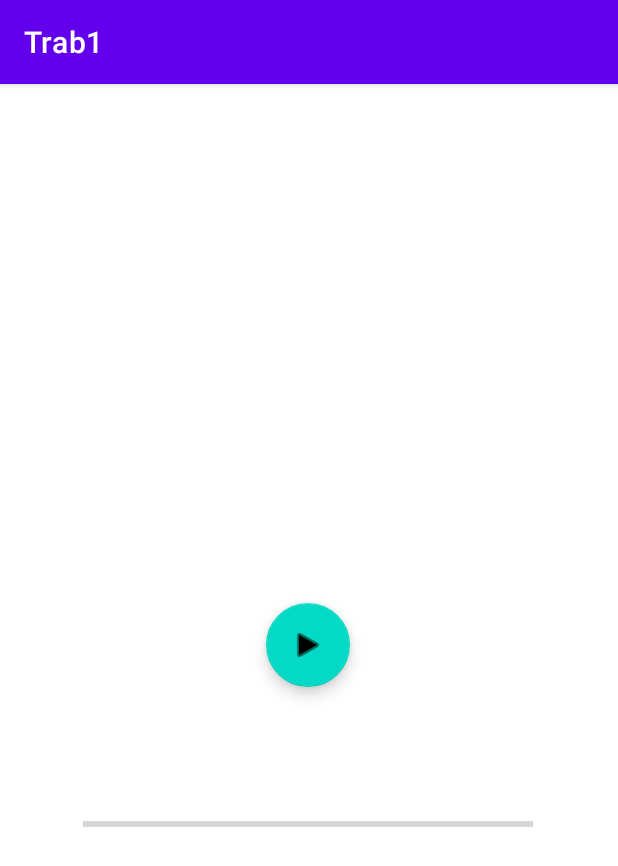
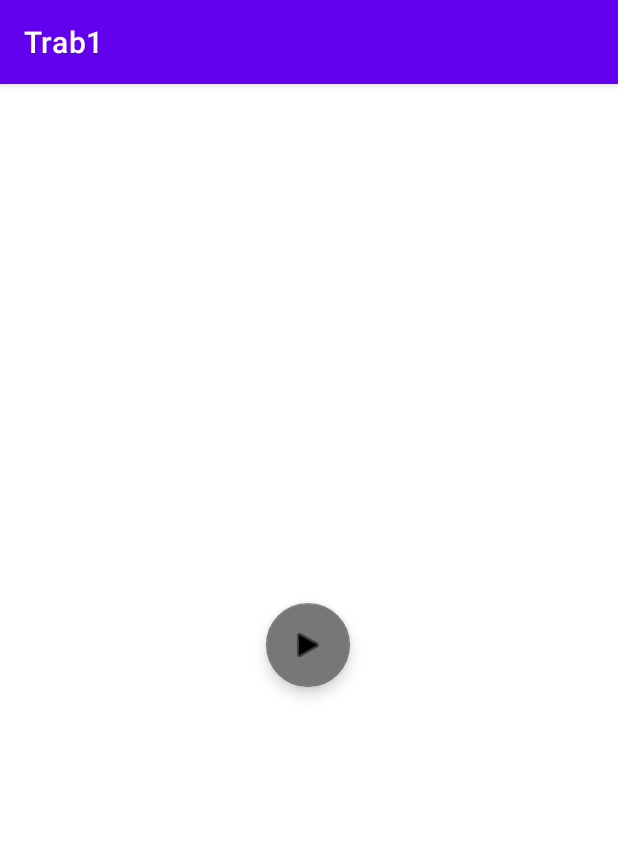
Before and after one commit to jantapao/Android, an Android app: the PlayerActivity screen opened directly, with no data from a screen before it, on a phone screen of 412 x 824 dp. Shown: the top 866 px of the screen. Run offline under Robolectric (Android 15) with nearby library versions, the phone set to English and light mode, and no system bars.

Commit message:
Agora o botão de play e pause funciona e a musica é reproduzida corretamente.

```diff
--- a/app/src/main/java/com/example/trab1/PlayerActivity.java
+++ b/app/src/main/java/com/example/trab1/PlayerActivity.java
@@ -3,9 +3,15 @@ package com.example.trab1;
 import androidx.appcompat.app.AppCompatActivity;
 
 import android.content.Intent;
+import android.media.MediaPlayer;
 import android.os.Bundle;
+import android.view.View;
 import android.widget.ImageView;
+import android.widget.ProgressBar;
+import android.widget.SeekBar;
 import android.widget.TextView;
+
+import com.google.android.material.floatingactionbutton.FloatingActionButton;
 
 import java.io.Serializable;
 import java.util.ArrayList;
@@ -17,19 +23,51 @@ public class PlayerActivity extends AppCompatActivity {
     private TextView nome;
     private ImageView capa;
 
-    private int[] musica;
+    private FloatingActionButton play;
+
+    private int musica;
+
+    private ProgressBar progressBar;
+
+    private MediaPlayer mediaplayer = new MediaPlayer();
+
+
     @Override
     protected void onCreate(Bundle savedInstanceState) {
         super.onCreate(savedInstanceState);
         setContentView(R.layout.activity_player);
 
         Intent intent = getIntent();
+        play = findViewById(R.id.playButton);
         nome = findViewById(R.id.nome);
         capa = findViewById(R.id.capa);
-        ;
+        musica = intent.getIntExtra("som", 0);
+
         nome.setText(intent.getStringExtra("nome"));
         capa.setImageResource(intent.getIntExtra("capa", 0));
 
+        mediaplayer = MediaPlayer.create(this, musica);
+        play.setOnClickListener(new View.OnClickListener() {
+            @Override
+            public void onClick(View view) {
+                if(mediaplayer.isPlaying()){
+                    mediaplayer.pause();
+                    play.setImageResource(R.drawable.baseline_play_arrow_24);
+                }
+                else {
+                    mediaplayer.start();
+                    play.setImageResource(R.drawable.baseline_pause_24);
+                }
+            }
+        });
+
+
 
     }
+
+    @Override
+    protected void onDestroy() {
+        super.onDestroy();
+        mediaplayer.release();
+    }
 }
--- /dev/null
+++ b/app/src/main/res/drawable/baseline_pause_24.xml
@@ -0,0 +1,5 @@
+<vector android:height="24dp" android:tint="#000000"
+    android:viewportHeight="24" android:viewportWidth="24"
+    android:width="24dp" xmlns:android="http://schemas.android.com/apk/res/android">
+    <path android:fillColor="@android:color/white" android:pathData="M6,19h4L10,5L6,5v14zM14,5v14h4L18,5h-4z"/>
+</vector>
--- /dev/null
+++ b/app/src/main/res/drawable/baseline_pause_circle_24.xml
@@ -0,0 +1,5 @@
+<vector android:height="24dp" android:tint="#000000"
+    android:viewportHeight="24" android:viewportWidth="24"
+    android:width="24dp" xmlns:android="http://schemas.android.com/apk/res/android">
+    <path android:fillColor="@android:color/white" android:pathData="M12,2C6.48,2 2,6.48 2,12s4.48,10 10,10s10,-4.48 10,-10S17.52,2 12,2zM11,16H9V8h2V16zM15,16h-2V8h2V16z"/>
+</vector>
--- /dev/null
+++ b/app/src/main/res/drawable/baseline_play_arrow_24.xml
@@ -0,0 +1,5 @@
+<vector android:height="24dp" android:tint="#000000"
+    android:viewportHeight="24" android:viewportWidth="24"
+    android:width="24dp" xmlns:android="http://schemas.android.com/apk/res/android">
+    <path android:fillColor="@android:color/white" android:pathData="M8,5v14l11,-7z"/>
+</vector>
--- /dev/null
+++ b/app/src/main/res/drawable/baseline_play_circle_24.xml
@@ -0,0 +1,5 @@
+<vector android:height="24dp" android:tint="#000000"
+    android:viewportHeight="24" android:viewportWidth="24"
+    android:width="24dp" xmlns:android="http://schemas.android.com/apk/res/android">
+    <path android:fillColor="@android:color/white" android:pathData="M12,2C6.48,2 2,6.48 2,12s4.48,10 10,10s10,-4.48 10,-10S17.52,2 12,2zM9.5,16.5v-9l7,4.5L9.5,16.5z"/>
+</vector>
--- a/app/src/main/res/layout/activity_player.xml
+++ b/app/src/main/res/layout/activity_player.xml
@@ -36,6 +36,7 @@
         android:layout_width="wrap_content"
         android:layout_height="wrap_content"
         android:clickable="true"
+        app:backgroundTint="#777777"
         app:layout_constraintBottom_toBottomOf="parent"
         app:layout_constraintEnd_toEndOf="parent"
         app:layout_constraintHorizontal_bias="0.498"
@@ -44,16 +45,4 @@
         app:layout_constraintVertical_bias="0.302"
         app:srcCompat="@android:drawable/ic_media_play" />
 
-    <ProgressBar
-        android:id="@+id/progressBar"
-        style="?android:attr/progressBarStyleHorizontal"
-        android:layout_width="300dp"
-        android:layout_height="wrap_content"
-        app:layout_constraintBottom_toBottomOf="parent"
-        app:layout_constraintEnd_toEndOf="parent"
-        app:layout_constraintHorizontal_bias="0.495"
-        app:layout_constraintStart_toStartOf="parent"
-        app:layout_constraintTop_toBottomOf="@+id/playButton"
-        app:layout_constraintVertical_bias="0.239" />
-
 </androidx.constraintlayout.widget.ConstraintLayout>
```
